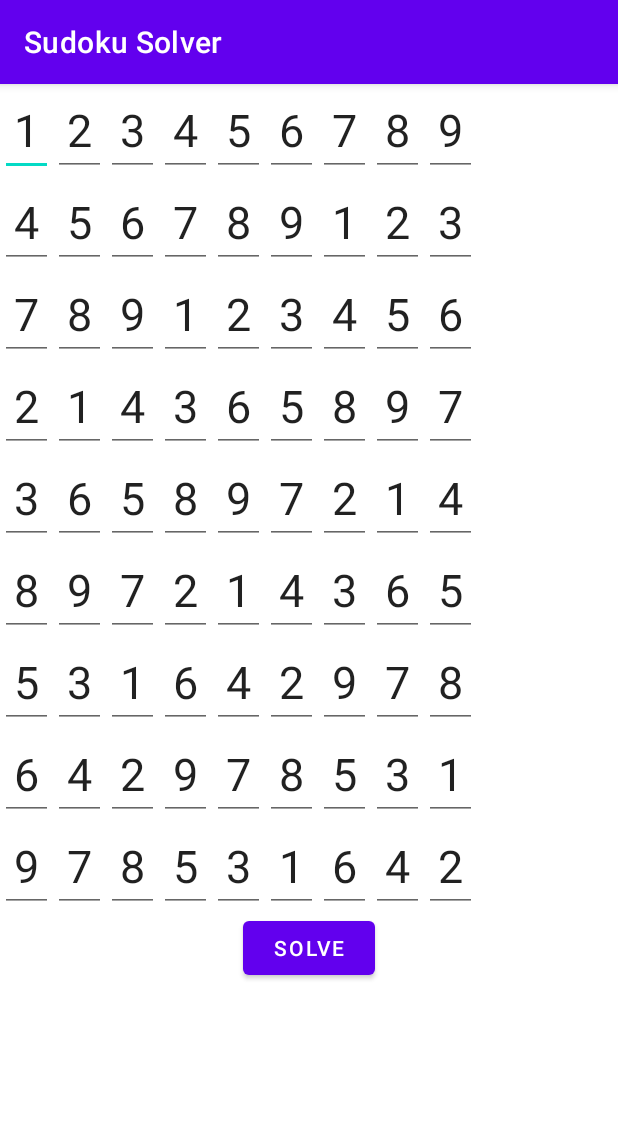
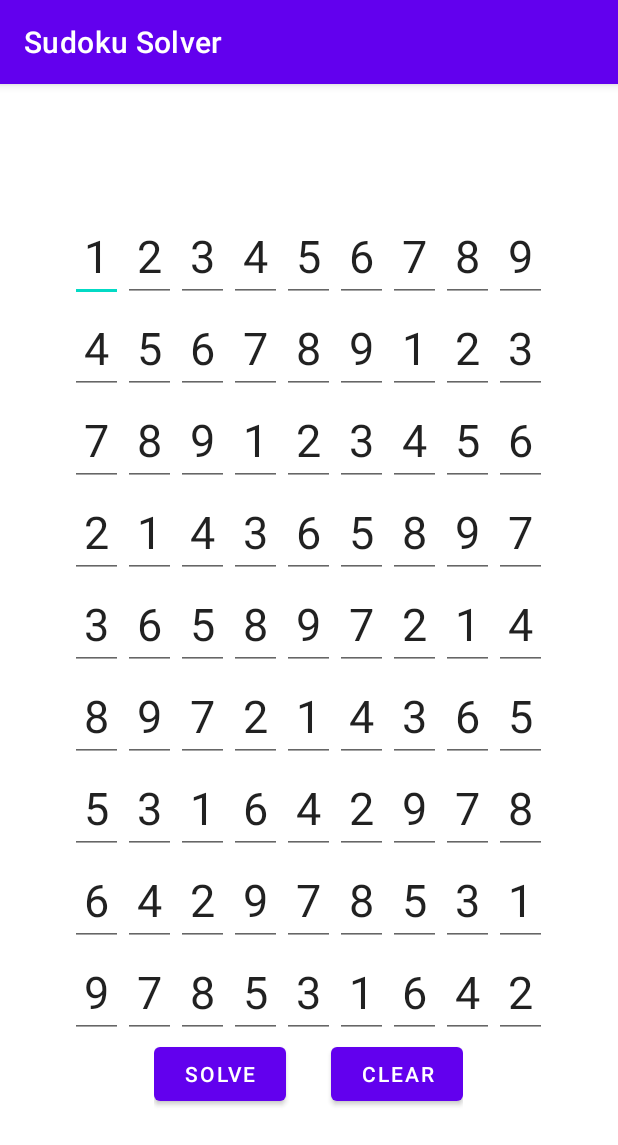
Before and after one commit to benrpinto/sudokusolver, an Android app: the screen it shows after launch (MainActivity), after a tap on "SOLVE", on a phone screen of 412 x 824 dp. Shown: the top 1145 px of the screen. Run offline under Robolectric (Android 15) with nearby library versions, the phone set to English and light mode, and no system bars.

Commit message:
Added Clear button Added a check for if the supplied puzzle is invalid

```diff
--- a/kotlinSolver/app/src/main/java/com/example/sudokusolver/MainActivity.kt
+++ b/kotlinSolver/app/src/main/java/com/example/sudokusolver/MainActivity.kt
@@ -21,6 +21,7 @@ class SudokuPuzzle (input : Vector<Vector<Int>>){
     private val rowDigits: Vector<Vector<Boolean>> = Vector(NUM_DIGITS)
     private val colDigits: Vector<Vector<Boolean>> = Vector(NUM_DIGITS)
     private val boxDigits: Vector<Vector<Boolean>> = Vector(NUM_DIGITS)
+    private var invalid: Boolean = false
 
     init{
         for(a in 0 until NUM_DIGITS){
@@ -45,6 +46,10 @@ class SudokuPuzzle (input : Vector<Vector<Int>>){
                 if(individual[row][col] > 0){
                     fixedCell[row][col] = true
                     val box:Int = (row/ SQRT_DIG) + (col/SQRT_DIG)* SQRT_DIG
+                    //if these are already true, then there's a double up of the digit
+                    invalid = invalid || rowDigits[row][individual[row][col]-1]
+                    invalid = invalid || colDigits[col][individual[row][col]-1]
+                    invalid = invalid || boxDigits[box][individual[row][col]-1]
                     rowDigits[row][individual[row][col]-1] = true
                     colDigits[col][individual[row][col]-1] = true
                     boxDigits[box][individual[row][col]-1] = true
@@ -54,7 +59,11 @@ class SudokuPuzzle (input : Vector<Vector<Int>>){
     }
 
     fun solve(): Boolean {
-        var index = 0
+        var index:Int = if(invalid){
+            -1
+        }else{
+            0
+        }
         var direction = 1
         while (index >=0 && index < NUM_DIGITS* NUM_DIGITS){
             val row = index/ NUM_DIGITS
@@ -113,6 +122,7 @@ class MainActivity : AppCompatActivity() {
         val visRow:Vector<TableRow> = Vector(NUM_DIGITS)
         val visSudoku:TableLayout = findViewById(R.id.sudokuDisplay)
         val visSolve:Button = findViewById(R.id.solve)
+        val visClear:Button = findViewById(R.id.clear)
 
         for (a in 0 until NUM_DIGITS){
             visRow.add(TableRow(this))
@@ -134,6 +144,14 @@ class MainActivity : AppCompatActivity() {
                 visDigit[a][b].textSize = 30.toFloat()
                 visDigit[a][b].textAlignment = View.TEXT_ALIGNMENT_CENTER
                 visDigit[a][b].setText("")
+            }
+        }
+
+        visClear.setOnClickListener{
+            for (a in 0 until NUM_DIGITS) {
+                for (b in 0 until NUM_DIGITS) {
+                    visDigit[a][b].setText("")
+                }
             }
         }
 
--- a/kotlinSolver/app/src/main/res/layout/activity_main.xml
+++ b/kotlinSolver/app/src/main/res/layout/activity_main.xml
@@ -1,36 +1,43 @@
 <?xml version="1.0" encoding="utf-8"?>
-<LinearLayout xmlns:android="http://schemas.android.com/apk/res/android"
-    xmlns:app="http://schemas.android.com/apk/res-auto"
+<ScrollView xmlns:android="http://schemas.android.com/apk/res/android"
     xmlns:tools="http://schemas.android.com/tools"
     android:layout_width="match_parent"
     android:layout_height="match_parent"
     tools:context=".MainActivity"
-    android:orientation="vertical">
-
-        <ScrollView
-            android:layout_width="match_parent"
-            android:layout_height="match_parent"
     android:contentDescription="@string/sudokuScroll">
 
         <LinearLayout
-                    android:layout_width="match_parent"
+            android:layout_width="wrap_content"
             android:layout_height="wrap_content"
-                    android:orientation="vertical">
+            android:orientation="vertical"
+            android:layout_gravity="center">
 
                 <TableLayout
                     android:id="@+id/sudokuDisplay"
-                            android:layout_width="match_parent"
+                    android:layout_width="wrap_content"
                     android:layout_height="wrap_content"
                     android:layout_gravity="center"></TableLayout>
+
+                <LinearLayout
+                    android:layout_width="wrap_content"
+                    android:layout_height="wrap_content"
+                    android:orientation="horizontal"
+                    android:layout_gravity="center">
 
                         <Button
                             android:id="@+id/solve"
                             android:layout_width="wrap_content"
                             android:layout_height="wrap_content"
-                            android:layout_gravity="center"
                             android:text="@string/solve" />
+                        <Space
+                            android:layout_width="30dp"
+                            android:layout_height="wrap_content"/>
+
+                        <Button
+                            android:id="@+id/clear"
+                            android:layout_width="wrap_content"
+                            android:layout_height="wrap_content"
+                            android:text="@string/clear" />
+                </LinearLayout>
         </LinearLayout>
 </ScrollView>
-
-
-</LinearLayout>
--- a/kotlinSolver/app/src/main/res/values/strings.xml
+++ b/kotlinSolver/app/src/main/res/values/strings.xml
@@ -2,4 +2,5 @@
     <string name="app_name">Sudoku Solver</string>
     <string name="solve">Solve</string>
     <string name="sudokuScroll">Sudoku Scroll</string>
+    <string name="clear">Clear</string>
 </resources>
```
Lines whose indentation alone changed are shown as unchanged.
